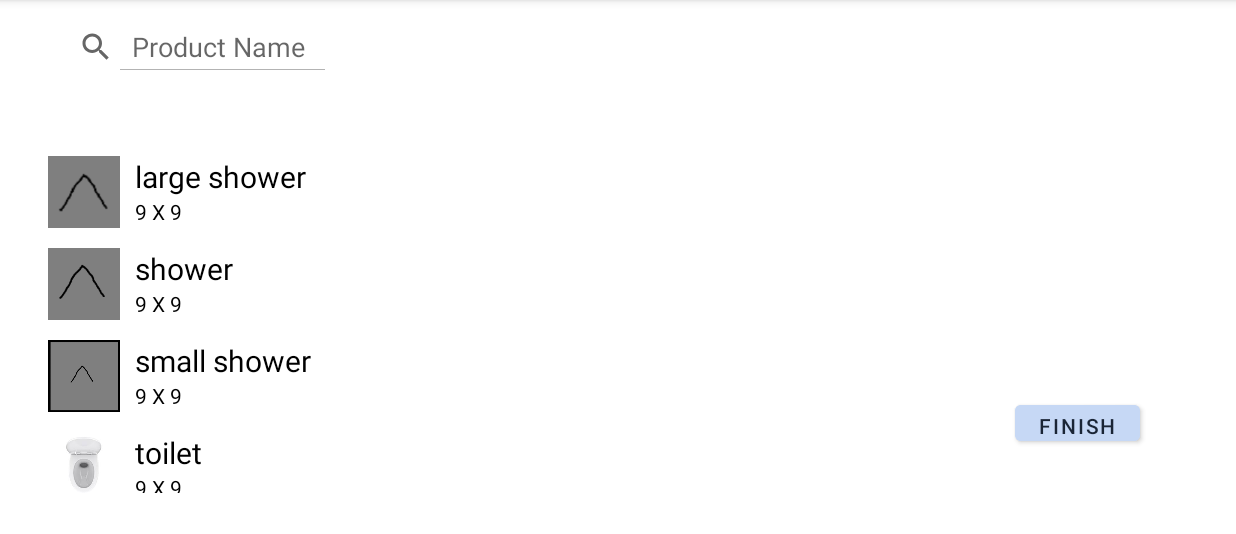
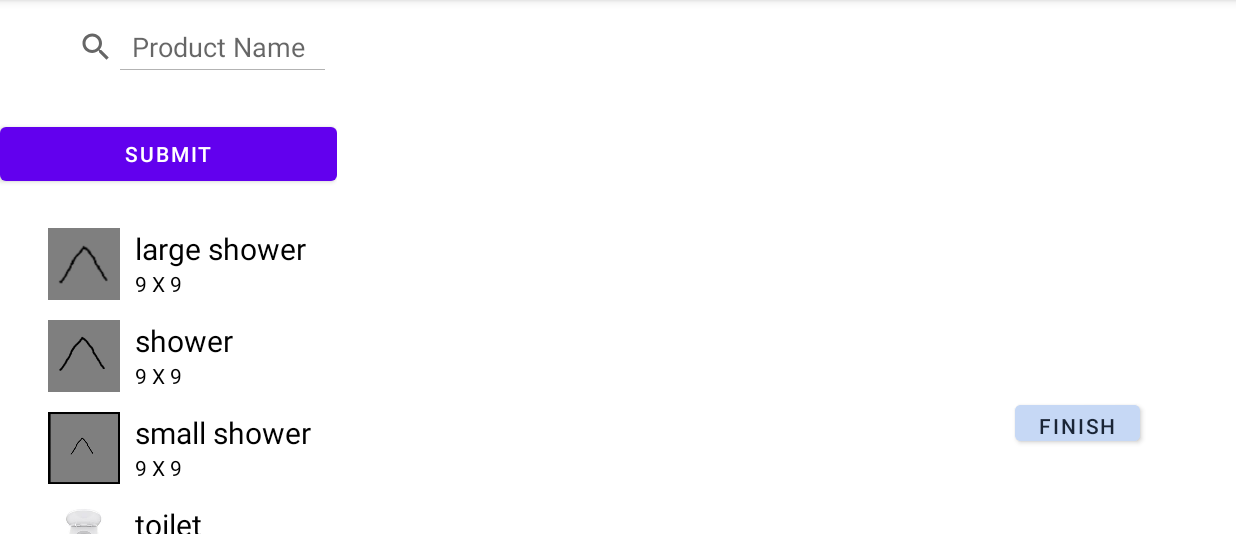
Before and after one commit to dobetterthany/Fibre_System_Android, an Android app: the Planner_Area_Page screen opened directly, with no data from a screen before it, on a phone screen of 824 x 412 dp (held sideways), the part 84-618 px from its top. Run offline under Robolectric (Android 15) with nearby library versions, the phone set to English and light mode, and no system bars; 1 statement that could not run was skipped.

Commit message:
planner area button added

```diff
--- a/app/src/main/res/layout/activity_planner_area.xml
+++ b/app/src/main/res/layout/activity_planner_area.xml
@@ -43,7 +43,16 @@
                 android:layout_marginBottom="32dp"
                 android:iconifiedByDefault="false"
                 android:queryHint="Product Name"
-                />
+                >
+
+            </SearchView>
+
+            <Button
+                android:id="@+id/buttonSubmit"
+                android:layout_width="match_parent"
+                android:layout_height="wrap_content"
+                android:text="Submit"
+                android:onClick="filterData"/>
 
             <androidx.recyclerview.widget.RecyclerView
                 android:id="@+id/recyclerView"
```
Also changed, not shown: app/src/main/java/com/example/fibre_system_android/Planner_Area_Page.java (+12 -3 lines).
